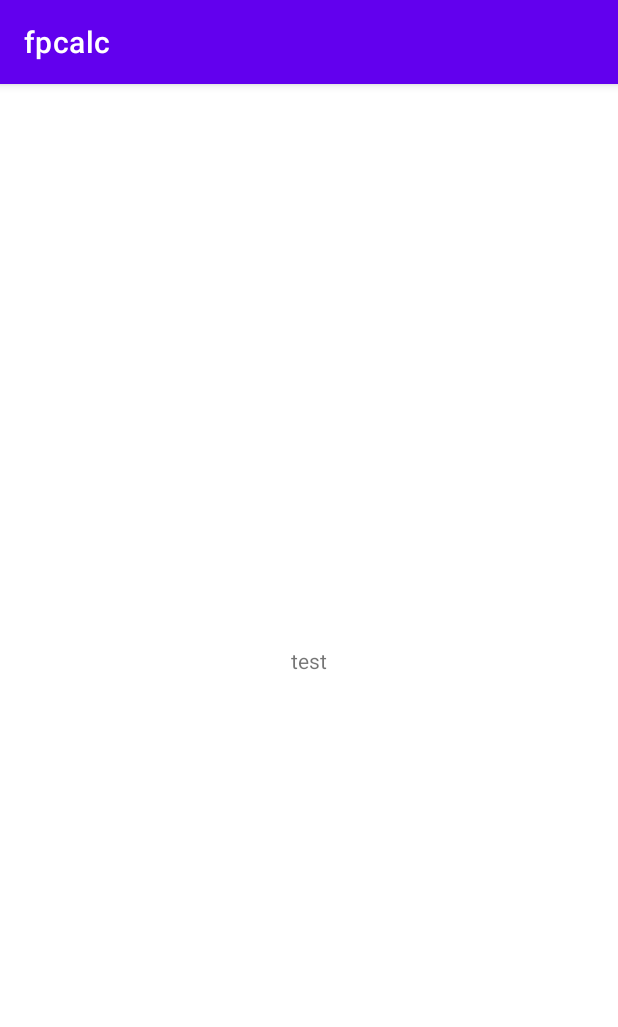
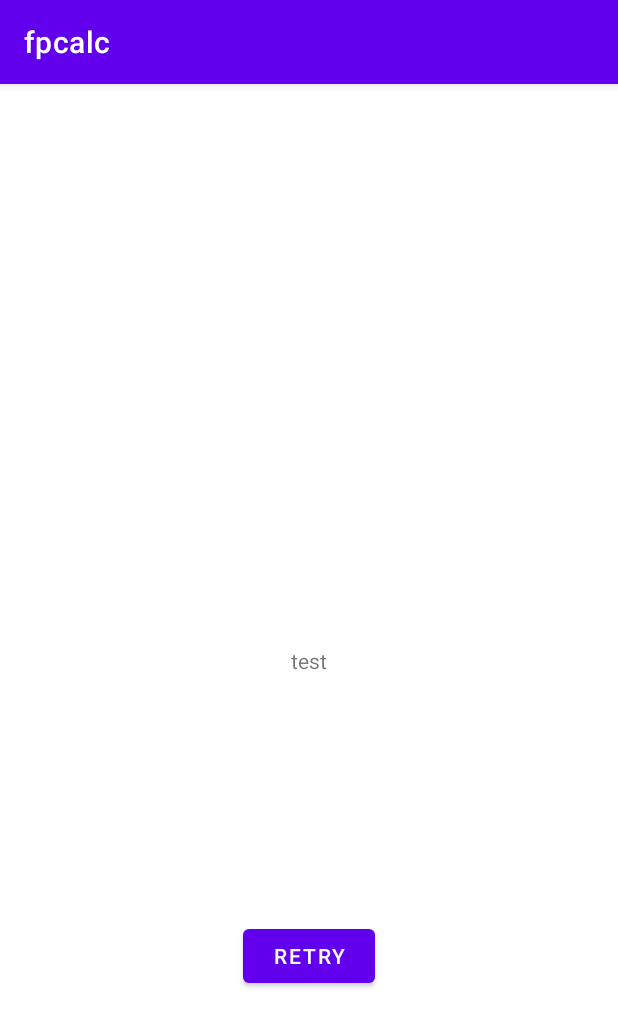
Before and after one commit to cy745/fpcalc, an Android app: the screen it shows after launch (MainActivity), on a phone screen of 412 x 824 dp. Shown: the top 1027 px of the screen. Run offline under Robolectric (Android 15) with nearby library versions, the phone set to English and light mode, and no system bars; libraries missing offline, so code that uses them is left out: com.blankj.utilcode; 3 statements that could not run were skipped.

Commit message:
添加重试按钮

```diff
--- a/app/src/main/java/com/lalilu/fpcalc/MainActivity.kt
+++ b/app/src/main/java/com/lalilu/fpcalc/MainActivity.kt
@@ -1,6 +1,8 @@
 package com.lalilu.fpcalc
 
+import android.annotation.SuppressLint
 import android.os.Bundle
+import android.widget.Button
 import android.widget.TextView
 import androidx.appcompat.app.AppCompatActivity
 import com.blankj.utilcode.util.FileIOUtils
@@ -15,6 +17,15 @@ class MainActivity : AppCompatActivity() {
         super.onCreate(savedInstanceState)
         setContentView(R.layout.activity_main)
 
+        findViewById<Button>(R.id.retry).setOnClickListener {
+            calc()
+        }
+
+        calc()
+    }
+
+    @SuppressLint("SetTextI18n")
+    fun calc() {
         GlobalScope.launch(Dispatchers.IO) {
             val tempFile = File(cacheDir, "tempAudio")
             val inputStream = resources.openRawResource(R.raw.test)
@@ -22,11 +33,16 @@ class MainActivity : AppCompatActivity() {
             // 使用openRawResourceFd获取到的fd用于Fpcalc进行读取会导致MediaExtractor创建失败
             // 故先通过读取流后，写入到cache文件夹中，再将该文件的path用于读取测试
 
-            val params = FpcalcParams(targetFilePath = tempFile.path)
-            val result = Fpcalc.calc(params)
+            val params: FpcalcParams = FpcalcParams(targetFilePath = tempFile.path)
+            val result: FpcalcResult = Fpcalc.calc(params)
+
+            val startTime = System.currentTimeMillis()
 
             withContext(Dispatchers.Main) {
-                this@MainActivity.findViewById<TextView>(R.id.result).text = "$result"
+                this@MainActivity.findViewById<TextView>(R.id.result).text = """
+                    startTime: $startTime
+                    result:$result
+                """.trimIndent()
             }
         }
     }
--- a/app/src/main/res/layout/activity_main.xml
+++ b/app/src/main/res/layout/activity_main.xml
@@ -14,4 +14,13 @@
         app:layout_constraintStart_toStartOf="parent"
         app:layout_constraintTop_toTopOf="parent" />
 
+    <Button
+        android:id="@+id/retry"
+        android:layout_width="wrap_content"
+        android:layout_height="wrap_content"
+        android:text="retry"
+        app:layout_constraintBottom_toBottomOf="parent"
+        app:layout_constraintEnd_toEndOf="parent"
+        app:layout_constraintStart_toStartOf="parent"
+        app:layout_constraintTop_toBottomOf="@id/result" />
 </androidx.constraintlayout.widget.ConstraintLayout>
```
